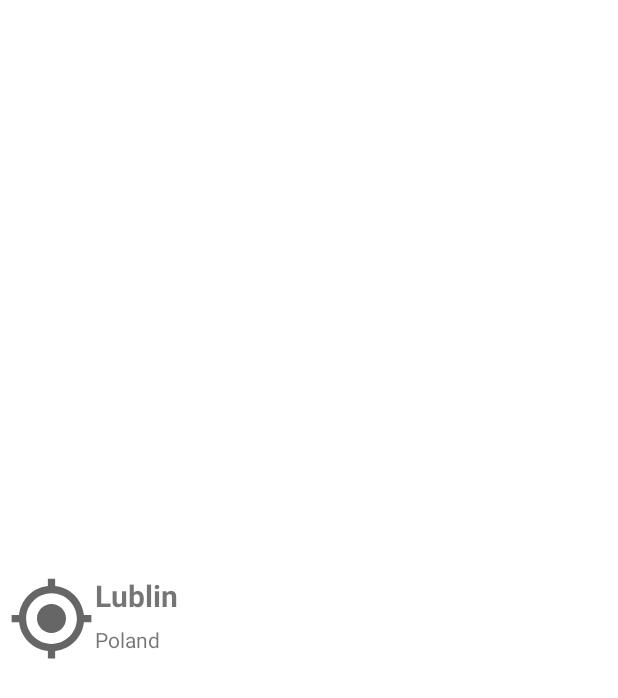
After one commit to Mroxny/MobileMapApp, an Android app: the layout searching_layout.xml on its own in the app's theme, with its tools: preview values and no code run, on a phone screen of 412 x 824 dp. The commit adds this screen. Shown: the top 698 px of the screen. Run offline under Robolectric (Android 15) with nearby library versions, the phone set to English and light mode, and no system bars.

Commit message:
Update 07.11.2021
- new search mechanics
- play store update

```diff
--- a/app/build.gradle
+++ b/app/build.gradle
@@ -10,8 +10,8 @@ android {
         applicationId "com.mroxny.mobilemapapp"
         minSdkVersion 21
         targetSdkVersion 30
-        versionCode 12
-        versionName "1.2"
+        versionCode 13
+        versionName "1.3"
 
         testInstrumentationRunner "androidx.test.runner.AndroidJUnitRunner"
     }
--- /dev/null
+++ b/app/src/main/res/layout/searching_layout.xml
@@ -0,0 +1,47 @@
+<?xml version="1.0" encoding="utf-8"?>
+<androidx.constraintlayout.widget.ConstraintLayout xmlns:android="http://schemas.android.com/apk/res/android"
+    xmlns:app="http://schemas.android.com/apk/res-auto"
+    xmlns:tools="http://schemas.android.com/tools"
+    android:orientation="vertical"
+    android:layout_width="match_parent"
+    android:layout_height="match_parent">
+
+
+
+    <TextView
+        android:id="@android:id/text1"
+        android:layout_width="300dp"
+        android:layout_height="28dp"
+        android:layout_marginEnd="32dp"
+        android:gravity="center_vertical"
+        android:text="Lublin"
+        android:textSize="20sp"
+        android:textStyle="bold"
+        app:layout_constraintEnd_toEndOf="parent"
+        app:layout_constraintHorizontal_bias="0.0"
+        app:layout_constraintStart_toEndOf="@android:id/icon"
+        app:layout_constraintTop_toTopOf="@android:id/icon" />
+
+    <TextView
+        android:id="@android:id/text2"
+        android:layout_width="300dp"
+        android:layout_height="30dp"
+        android:layout_marginEnd="32dp"
+        android:gravity="center_vertical"
+        android:text="Poland"
+        app:layout_constraintBottom_toBottomOf="@android:id/icon"
+        app:layout_constraintEnd_toEndOf="parent"
+        app:layout_constraintHorizontal_bias="0.0"
+        app:layout_constraintStart_toEndOf="@android:id/icon" />
+
+    <ImageView
+        android:id="@android:id/icon"
+        android:layout_width="58dp"
+        android:layout_height="58dp"
+        android:layout_marginStart="5dp"
+        android:src="@drawable/ic_my_location"
+        app:layout_constraintBottom_toBottomOf="parent"
+        app:layout_constraintStart_toStartOf="parent"
+        app:layout_constraintTop_toTopOf="parent" />
+
+</androidx.constraintlayout.widget.ConstraintLayout>
```
Also changed, not shown: app/src/main/java/com/mroxny/mobilemapapp/SearchActivity.java (+112 -1 lines), app/src/main/java/com/mroxny/mobilemapapp/SortPlaces.java (added, +39 -0 lines), app/src/main/res/layout/activity_search.xml (+22 -8 lines), 5 other files.
